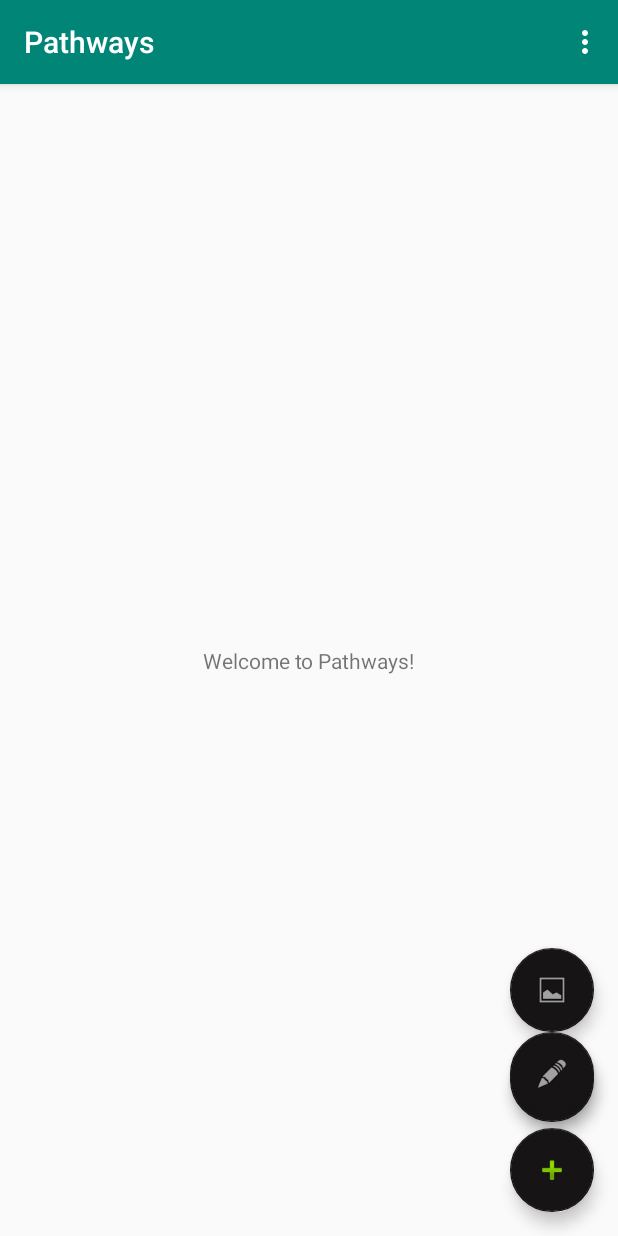
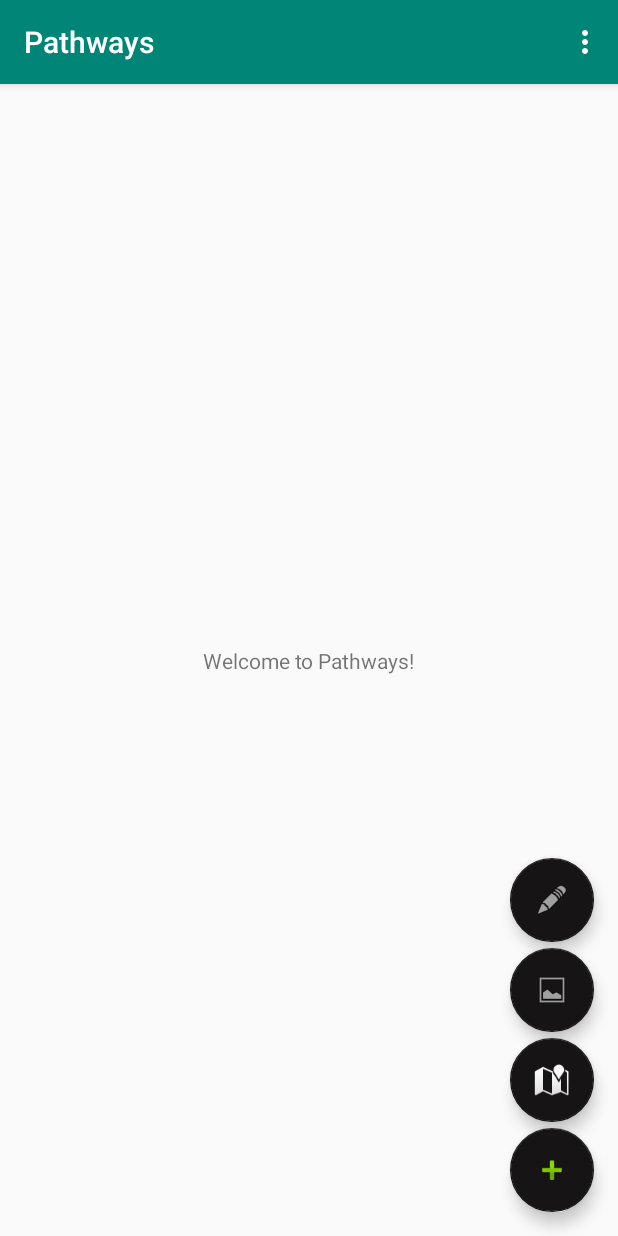
Before and after one commit to cs130-w21/2, an Android app: the screen it shows after launch (MainActivity), after a tap on an icon or button, on a phone screen of 412 x 824 dp. Run offline under Robolectric (Android 15) with nearby library versions, the light colour scheme and no system bars.

Commit message:
Aligned buttons

```diff
--- a/Pathways/app/src/main/java/com/example/pathways/MainActivity.java
+++ b/Pathways/app/src/main/java/com/example/pathways/MainActivity.java
@@ -20,7 +20,7 @@
 public class MainActivity extends AppCompatActivity {
 
     private boolean isFABOpen = false;
-    FloatingActionButton fab, fab2, fab3;
+    FloatingActionButton fab, fab2, fab3, note_fab;
 
     @Override
     protected void onCreate(Bundle savedInstanceState) {
@@ -61,7 +61,7 @@
 
         // Added temporarily to easily move to note Activity in debug
         // TODO: remove button and navigation when proper application layout is set up
-        FloatingActionButton note_fab = findViewById(R.id.noteButton);
+        note_fab = findViewById(R.id.noteButton);
         note_fab.setOnClickListener(new View.OnClickListener() {
             @Override
             public void onClick(View view) {
@@ -76,12 +76,15 @@
         isFABOpen=true;
         fab.animate().translationY(-getResources().getDimension(R.dimen.standard_60));
         fab2.animate().translationY(-getResources().getDimension(R.dimen.standard_120));
+        note_fab.animate().translationY(-getResources().getDimension(R.dimen.standard_180));
     }
 
     private void closeFABMenu(){
         isFABOpen=false;
         fab.animate().translationY(0);
         fab2.animate().translationY(0);
+        note_fab.animate().translationY(0);
+
     }
 
 
--- a/Pathways/app/src/main/res/layout/activity_main.xml
+++ b/Pathways/app/src/main/res/layout/activity_main.xml
@@ -43,6 +43,16 @@
         android:layout_margin="@dimen/fab_margin"
         app:backgroundTint="#161414"
         app:srcCompat="@android:drawable/ic_menu_gallery" />
+
+    <com.google.android.material.floatingactionbutton.FloatingActionButton
+        android:id="@+id/noteButton"
+        android:layout_width="wrap_content"
+        android:layout_height="wrap_content"
+        android:layout_gravity="bottom|end"
+        android:layout_margin="@dimen/fab_margin"
+        app:backgroundTint="#161414"
+        app:srcCompat="@android:drawable/ic_menu_edit" />
+
     <com.google.android.material.floatingactionbutton.FloatingActionButton
         android:id="@+id/fab3"
         android:layout_width="wrap_content"
@@ -52,15 +62,5 @@
         app:backgroundTint="#161414"
         app:srcCompat="@android:drawable/ic_input_add" />
 
-    <com.google.android.material.floatingactionbutton.FloatingActionButton
-        android:id="@+id/noteButton"
-        android:layout_width="wrap_content"
-        android:layout_height="wrap_content"
-        android:layout_gravity="bottom|end"
-        android:layout_margin="@dimen/fab_margin"
-        android:translationY="-64dp"
-        app:backgroundTint="#161414"
-        app:srcCompat="@android:drawable/ic_menu_edit" />
-
 
 </androidx.coordinatorlayout.widget.CoordinatorLayout>
--- a/Pathways/app/src/main/res/values/dimens.xml
+++ b/Pathways/app/src/main/res/values/dimens.xml
@@ -2,4 +2,5 @@
     <dimen name="fab_margin">16dp</dimen>
     <dimen name="standard_60">60dp</dimen>
     <dimen name="standard_120">120dp</dimen>
+    <dimen name="standard_180">180dp</dimen>
 </resources>
```
